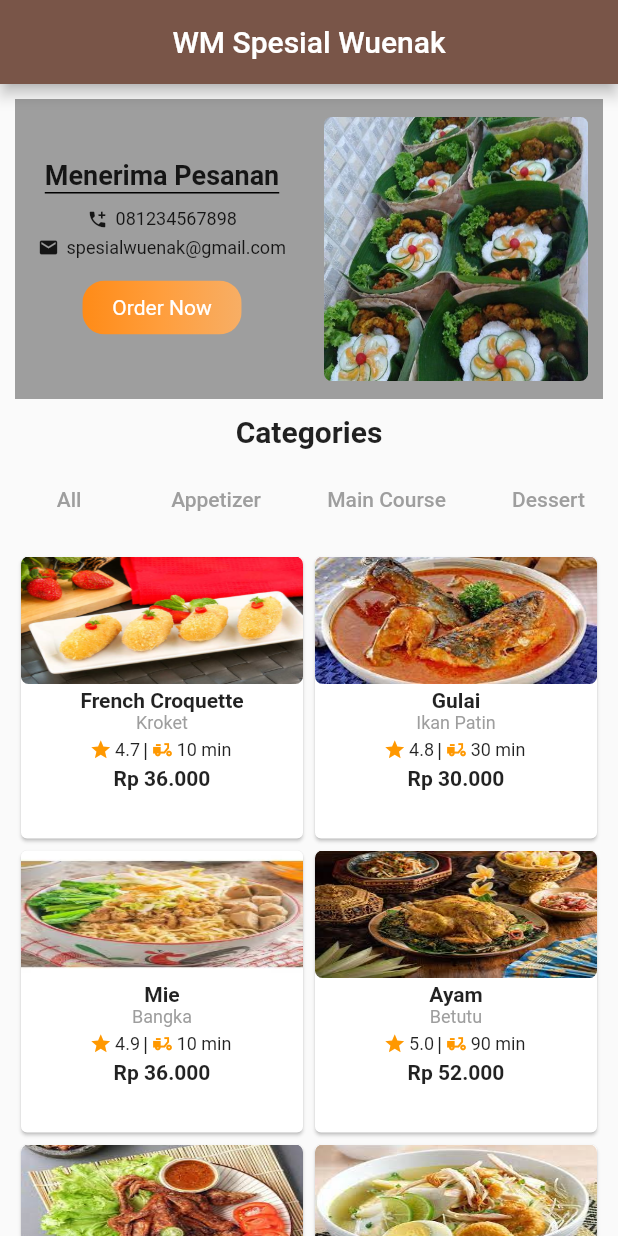
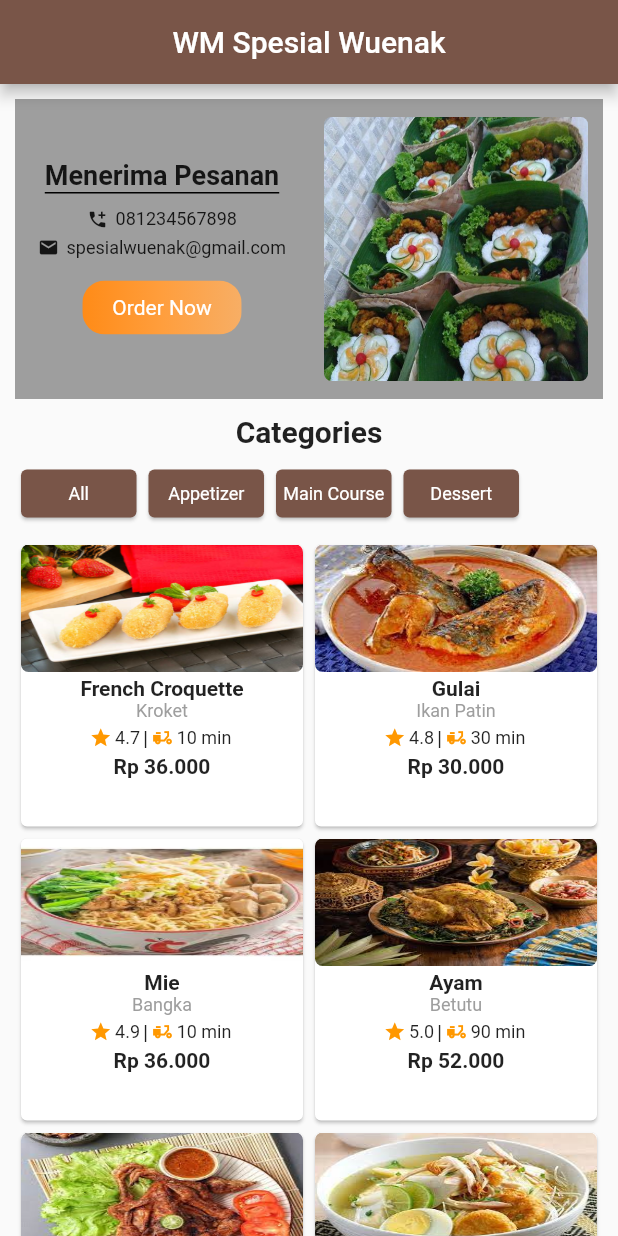
Before and after one commit to dewaasmara589/Belajar-Flutter, a Flutter app: the screen it shows after launch, on a phone screen of 412 x 824 dp. Run offline on Flutter 3.47's test engine with Material 2 defaults, Android fonts, the phone set to English and light mode, and no system bars.

Commit message:
submission_flutter_pemula_dicoding : change MenuText to ListView

```diff
--- a/submission_flutter_pemula_dicoding/lib/main.dart
+++ b/submission_flutter_pemula_dicoding/lib/main.dart
@@ -235,15 +235,7 @@ class MainScreen extends StatelessWidget {
             ),
           ),
           const SizedBox(height : 10.0),
-          const Row(
-            mainAxisAlignment: MainAxisAlignment.spaceAround,
-            children: <Widget> [
-              MenuText(titleMenu: 'All'),
-              MenuText(titleMenu: 'Appetizer'),
-              MenuText(titleMenu: 'Main Course'),
-              MenuText(titleMenu: 'Dessert'),
-            ]
-          ),
+          const MenuText(titleMenu: ['All', 'Appetizer', 'Main Course', 'Dessert']),
           const SizedBox(height: 5.0,),
 
           Expanded(
@@ -341,7 +333,7 @@ class MainScreen extends StatelessWidget {
 }
 
 class MenuText extends StatefulWidget {
-  final String titleMenu;
+  final List<String> titleMenu;
 
   const MenuText({Key ? key, required this.titleMenu}) : super(key: key);
 
@@ -354,19 +346,24 @@ class _MenuText extends State<MenuText> {
 
   @override
   Widget build(BuildContext context) {
-    return TextButton(
-      onPressed: () {
-        setState(() {
-          menuTextIsPressed = !menuTextIsPressed;
-        });
-        },
-      style: TextButton.styleFrom(
-        primary: menuTextIsPressed ? Colors.black : Colors.grey,
-      ),
-      child: Text(
-        widget.titleMenu,
-        style: const TextStyle(fontSize: 14.0),
-      ),
+    return Container(
+      padding: const EdgeInsets.symmetric(horizontal: 10.0),
+      height: 40.0,
+      child: ListView.builder(
+          scrollDirection: Axis.horizontal,
+          itemCount: widget.titleMenu.length, itemBuilder: (context, index) {
+        return Container(
+          width: 85.0,
+          child: Card(
+            color: Colors.brown,
+            child: Center(
+                child: Text(widget.titleMenu[index].toString(),
+                  style: const TextStyle(color: Colors.white, fontSize: 12.0),
+                )
+            ),
+          ),
+        );
+      }),
     );
   }
 }
```
